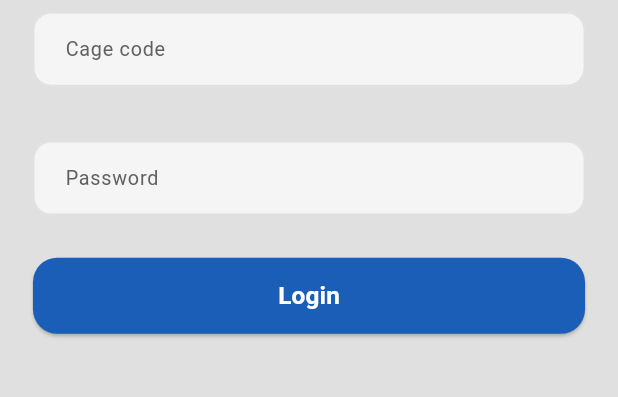
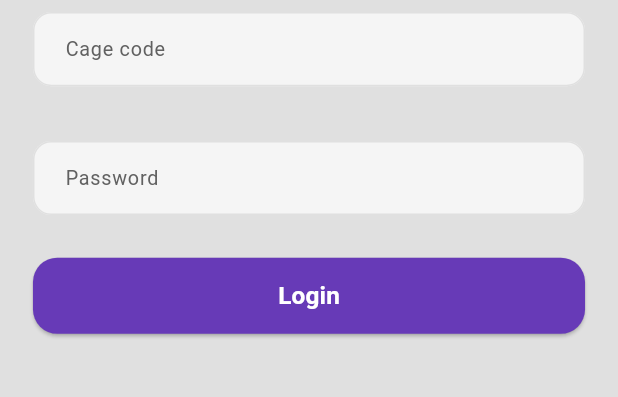
Before and after one commit to tonyMikhael100/resupply_ai, a Flutter app: the screen it shows after launch, on a phone screen of 412 x 824 dp, the part 335-732 px from its top. Run offline on Flutter 3.47's test engine with Material 3 defaults, Android fonts, the phone set to English and light mode, and no system bars; drawn by our look-alikes of toastification; our stand-ins replace bloc, dartz, dio, flutter_bloc, flutter_screenutil, go_router and 1 more.

Commit message:
change the login button color

```diff
--- a/lib/features/home/presentation/pages/home_screen.dart
+++ b/lib/features/home/presentation/pages/home_screen.dart
@@ -81,7 +81,6 @@ class _HomeScreenState extends State<HomeScreen> {
     final action = item["action"] ?? "";
     final cleft = item["cleft"] ?? "000000";
     final cright = item["cright"] ?? "000000";
-
     // DATA row (no button)
     if (type == "DATA") {
       return HomeRowWithoutButton(
--- a/lib/features/login/presentation/pages/login_screen.dart
+++ b/lib/features/login/presentation/pages/login_screen.dart
@@ -83,6 +83,7 @@ class _LoginScreenState extends State<LoginScreen> {
                     }
                     return AppButton(
                       buttonText: 'Login',
+                      backgroundColor: AppColors.primaryColor,
                       onPressed: () {
                         if (_formKey.currentState!.validate()) {
                           context.read<LoginCubit>().login(
```
Also changed, not shown: 1 other file.
